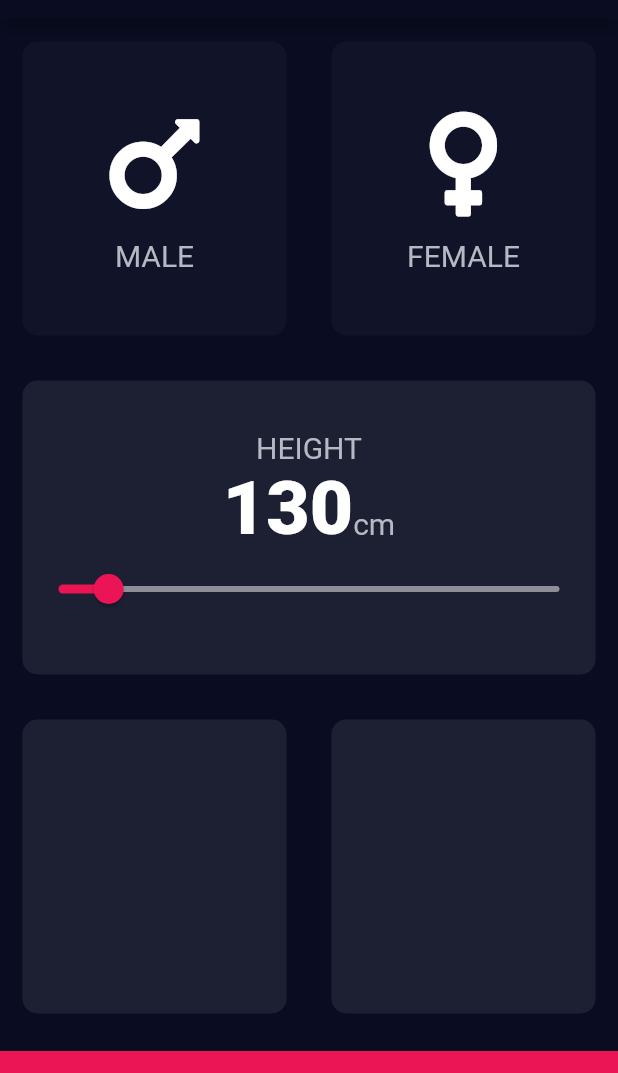
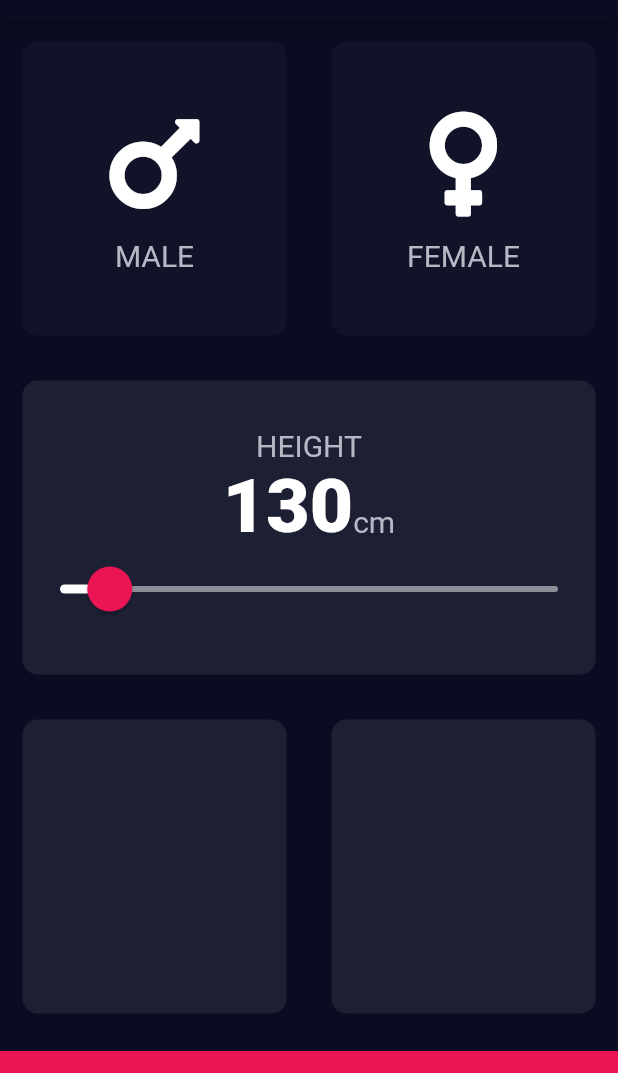
Before and after one commit to Arunachalam0007/SHA-FLUTTER, a Flutter app: the screen it shows after launch, on a phone screen of 412 x 824 dp, the part 65-1138 px from its top. Run offline on Flutter 3.47's test engine with Material 2 defaults, Android fonts, the phone set to English and light mode, and no system bars; our stand-ins replace audioplayers, font_awesome_flutter, rflutter_alert.

Commit message:
BMI Slider Custom Theme

```diff
--- a/Basics/bmi_calculator_flutter/lib/input_page.dart
+++ b/Basics/bmi_calculator_flutter/lib/input_page.dart
@@ -90,18 +90,30 @@
                       ),
                     ],
                   ),
-                  Slider(
+                  SliderTheme(
+                    // Customize slider theme
+                    //SliderTheme.of(context) is copying default style of slider
+                    data: SliderTheme.of(context).copyWith(
+                      thumbColor: Color(0xFFEB1555),
+                      overlayColor: Color(0x29EB1555),
+                      thumbShape:
+                          RoundSliderThumbShape(enabledThumbRadius: 15.0),
+                      overlayShape: RoundSliderOverlayShape(overlayRadius: 25),
+                      activeTrackColor: Colors.white,
+                      inactiveTrackColor: Color(0xFF8D8E98),
+                    ),
+                    child: Slider(
                         value: currentHeight.toDouble(),
                         min: 120.0,
                         max: 220.0,
-                      activeColor: kBottomContainerColor,
-                      inactiveColor: Color(0xFF8D8E98),
-                      onChanged: (double sliderValue){
+                        // we need to specify this in slider theme bec this will override thumbColor
+                        // activeColor: Colors.white,
+                        onChanged: (double sliderValue) {
                           //update slider value when dragging the slider
                           setState(() {
                             currentHeight = sliderValue.round();
                           });
-                      }
+                        }),
                   ),
                 ],
               ),
```
Also changed, not shown: Basics/bmi_calculator_flutter/bmi calculator app images/BMI Slider Custom Theme.PNG (added). Lines whose indentation alone changed are shown as unchanged.
